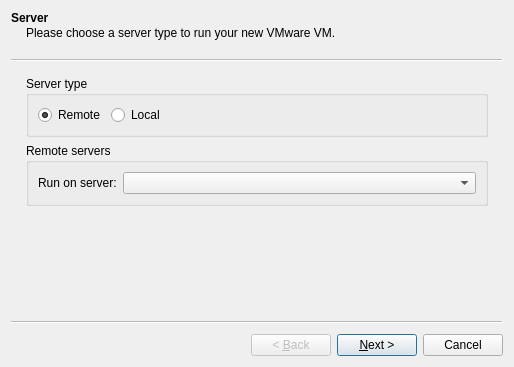
This is gns3/modules/vmware/ui/vmware_vm_wizard.ui in GNS3/gns3-gui as Qt 5 draws it before an edit. The edited form follows.
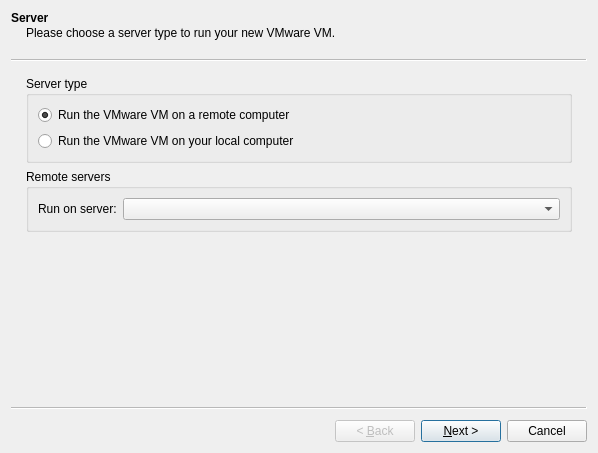
This is the edited form.

```diff
--- a/gns3/modules/vmware/ui/vmware_vm_wizard.ui
+++ b/gns3/modules/vmware/ui/vmware_vm_wizard.ui
@@ -6,8 +6,8 @@
    <rect>
     <x>0</x>
     <y>0</y>
-    <width>514</width>
-    <height>367</height>
+    <width>598</width>
+    <height>453</height>
    </rect>
   </property>
   <property name="windowTitle">
@@ -29,11 +29,11 @@
       <property name="title">
        <string>Server type</string>
       </property>
-      <layout class="QHBoxLayout" name="horizontalLayout">
+      <layout class="QVBoxLayout" name="verticalLayout">
        <item>
         <widget class="QRadioButton" name="uiRemoteRadioButton">
          <property name="text">
-          <string>Remote</string>
+          <string>Run the VMware VM on a remote computer</string>
          </property>
          <property name="checked">
           <bool>true</bool>
@@ -43,23 +43,10 @@
        <item>
         <widget class="QRadioButton" name="uiLocalRadioButton">
          <property name="text">
-          <string>Local</string>
+          <string>Run the VMware VM on your local computer</string>
          </property>
         </widget>
        </item>
-       <item>
-        <spacer name="horizontalSpacer">
-         <property name="orientation">
-          <enum>Qt::Horizontal</enum>
-         </property>
-         <property name="sizeHint" stdset="0">
-          <size>
-           <width>40</width>
-           <height>20</height>
-          </size>
-         </property>
-        </spacer>
-       </item>
       </layout>
      </widget>
     </item>
```
